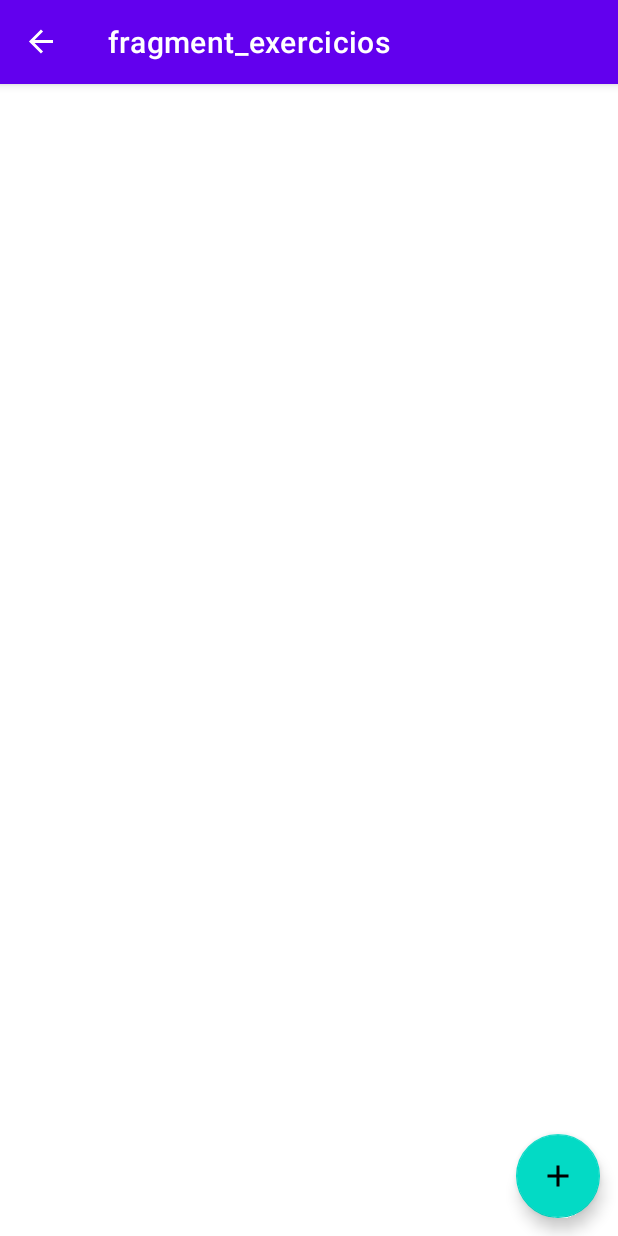
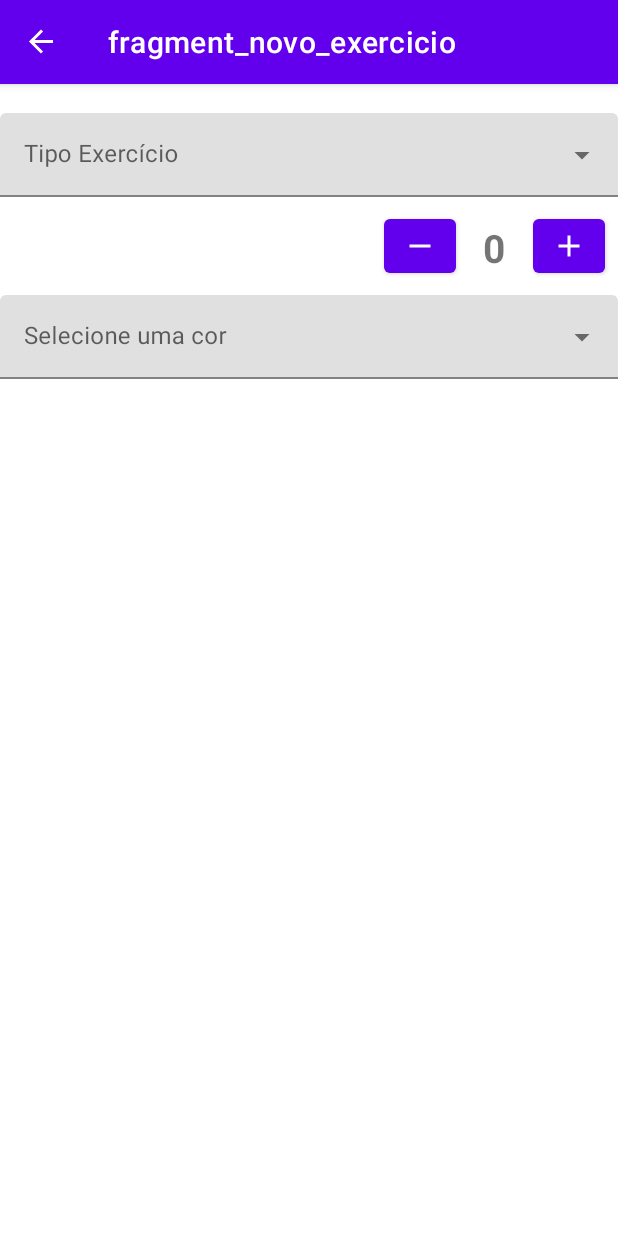
Before and after one commit to danielmfr97/HealthFit, an Android app: the ExerciciosFragment screen opened through its navigation route, after a tap on an icon or button, on a phone screen of 412 x 824 dp. Run offline under Robolectric (Android 15) with nearby library versions, the phone set to English and light mode, and no system bars; our stand-ins replace navigation-ui; libraries missing offline, so code that uses them is left out: io.realm; 2 statements that could not run were skipped.

Commit message:
Criar fragment para adicionar Exercicios
- Adicionar ao navGraph

```diff
--- /dev/null
+++ b/app/src/main/java/com/daniel/ramos/projetotcc/presenter/NovoExercicioPresenter.kt
@@ -0,0 +1,25 @@
+package com.daniel.ramos.projetotcc.presenter
+
+import android.view.ContextMenu
+import android.widget.ArrayAdapter
+import com.daniel.ramos.projetotcc.R
+import com.daniel.ramos.projetotcc.presenter.adapters.ColorArrayAdapter
+import com.daniel.ramos.projetotcc.presenter.enums.Cores
+import com.daniel.ramos.projetotcc.presenter.enums.TipoExercicio
+import com.daniel.ramos.projetotcc.view.fragment.NovoExercicioFragment
+
+class NovoExercicioPresenter(private val view: NovoExercicioFragment) {
+
+    fun getAdapterTipoExercicio(): ArrayAdapter<String> {
+        val items = listOf<String>(TipoExercicio.ALEATORIO.nome, TipoExercicio.SEQUENCIA.nome)
+        val adapter = ArrayAdapter(view.requireContext(), R.layout.support_simple_spinner_dropdown_item, items)
+        return adapter
+    }
+
+    fun getAdapterSelecionarCor(): ArrayAdapter<Cores> {
+        val items = listOf(Cores.VERMELHO, Cores.AZUL, Cores.VERDE)
+        val adapter = ColorArrayAdapter(view.requireContext(), R.layout.support_simple_spinner_dropdown_item, items)
+        return adapter
+    }
+
+}
--- a/app/src/main/java/com/daniel/ramos/projetotcc/view/fragment/ExerciciosFragment.kt
+++ b/app/src/main/java/com/daniel/ramos/projetotcc/view/fragment/ExerciciosFragment.kt
@@ -5,6 +5,7 @@ import androidx.fragment.app.Fragment
 import android.view.LayoutInflater
 import android.view.View
 import android.view.ViewGroup
+import androidx.navigation.fragment.findNavController
 import androidx.recyclerview.widget.LinearLayoutManager
 import com.daniel.ramos.projetotcc.R
 import com.daniel.ramos.projetotcc.databinding.FragmentExerciciosBinding
@@ -44,7 +45,7 @@ class ExerciciosFragment : Fragment() {
 
     private fun configurarFabAddExercicio() {
         binding.fabAddExercicio.setOnClickListener {
-            //TODO: Configurar para abrir um novo fragment para adicionar as configurações e salva-las
+            findNavController().navigate(R.id.action_exerciciosFragment_to_novoExercicioFragment)
         }
     }
 
--- /dev/null
+++ b/app/src/main/java/com/daniel/ramos/projetotcc/view/fragment/NovoExercicioFragment.kt
@@ -0,0 +1,63 @@
+package com.daniel.ramos.projetotcc.view.fragment
+
+import android.os.Bundle
+import android.util.Log
+import android.view.ContextMenu
+import androidx.fragment.app.Fragment
+import android.view.LayoutInflater
+import android.view.View
+import android.view.ViewGroup
+import android.widget.AdapterView
+import android.widget.AutoCompleteTextView
+import com.daniel.ramos.projetotcc.R
+import com.daniel.ramos.projetotcc.databinding.FragmentMeusPacientesBinding
+import com.daniel.ramos.projetotcc.databinding.FragmentNovoExercicioBinding
+import com.daniel.ramos.projetotcc.presenter.MeusPacientesPresenter
+import com.daniel.ramos.projetotcc.presenter.NovoExercicioPresenter
+import com.daniel.ramos.projetotcc.presenter.enums.Cores
+import com.daniel.ramos.projetotcc.presenter.enums.TipoExercicio
+
+class NovoExercicioFragment : Fragment() {
+    private var _binding: FragmentNovoExercicioBinding? = null
+    private val binding get() = _binding!!
+    private lateinit var presenter: NovoExercicioPresenter
+
+    override fun onCreateView(
+        inflater: LayoutInflater, container: ViewGroup?,
+        savedInstanceState: Bundle?
+    ): View? {
+        _binding = FragmentNovoExercicioBinding.inflate(layoutInflater, container, false)
+        inicializarPresenter()
+        configurarTipoExercicio()
+        configurarSelecaoCor()
+        return binding.root
+    }
+
+    private fun inicializarPresenter() {
+        presenter = NovoExercicioPresenter(this)
+    }
+
+    private fun configurarTipoExercicio() {
+        registerForContextMenu((binding.menuTipoExercicio.editText as? AutoCompleteTextView)!!)
+        (binding.menuTipoExercicio.editText as? AutoCompleteTextView)?.apply {
+            setAdapter(presenter.getAdapterTipoExercicio())
+            onItemClickListener = onExercicioSelecionado
+        }
+    }
+
+    private fun configurarSelecaoCor() {
+        registerForContextMenu((binding.menuSelecionarCor.editText as? AutoCompleteTextView)!!)
+        (binding.menuSelecionarCor.editText as? AutoCompleteTextView)?.apply {
+            setAdapter(presenter.getAdapterSelecionarCor())
+            onItemClickListener = onCorSelecionada
+        }
+    }
+
+    private val onExercicioSelecionado =
+        AdapterView.OnItemClickListener { _, _, position, _ -> binding.menuTipoExercicio.helperText = TipoExercicio.values()[position].descricao }
+
+    private val onCorSelecionada =
+        AdapterView.OnItemClickListener { _, _, position, _ ->
+            binding.menuSelecionarCor.helperText = "O dispositivo utilizará a cor ${Cores.values()[position].nome} para sinalização"
+        }
+}
--- /dev/null
+++ b/app/src/main/res/layout/fragment_novo_exercicio.xml
@@ -0,0 +1,52 @@
+<?xml version="1.0" encoding="utf-8"?>
+<FrameLayout xmlns:android="http://schemas.android.com/apk/res/android"
+    xmlns:tools="http://schemas.android.com/tools"
+    android:layout_width="match_parent"
+    android:layout_height="match_parent"
+    tools:context=".view.fragment.NovoExercicioFragment">
+
+    <LinearLayout
+        android:layout_width="match_parent"
+        android:layout_height="match_parent"
+        android:orientation="vertical">
+
+        <TextView
+            android:id="@+id/header"
+            android:layout_width="match_parent"
+            android:layout_height="wrap_content" />
+
+        <com.google.android.material.textfield.TextInputLayout
+            android:id="@+id/menuTipoExercicio"
+            style="@style/Widget.MaterialComponents.TextInputLayout.FilledBox.ExposedDropdownMenu"
+            android:layout_width="match_parent"
+            android:layout_height="wrap_content"
+            android:hint="@string/labelTipoExercicio">
+
+            <AutoCompleteTextView
+                android:layout_width="match_parent"
+                android:layout_height="wrap_content"
+                android:inputType="none" />
+        </com.google.android.material.textfield.TextInputLayout>
+
+        <include
+            android:id="@+id/numDispositivos"
+            android:layout_width="match_parent"
+            android:layout_height="wrap_content"
+            layout="@layout/view_incremental_textview"/>
+
+        <com.google.android.material.textfield.TextInputLayout
+            android:id="@+id/menuSelecionarCor"
+            style="@style/Widget.MaterialComponents.TextInputLayout.FilledBox.ExposedDropdownMenu"
+            android:layout_width="match_parent"
+            android:layout_height="wrap_content"
+            android:hint="@string/labelCor">
+
+            <AutoCompleteTextView
+                android:layout_width="match_parent"
+                android:layout_height="wrap_content"
+                android:inputType="none" />
+        </com.google.android.material.textfield.TextInputLayout>
+
+    </LinearLayout>
+
+</FrameLayout>
--- a/app/src/main/res/navigation/nav_graph_main.xml
+++ b/app/src/main/res/navigation/nav_graph_main.xml
@@ -46,6 +46,15 @@
         android:id="@+id/exerciciosFragment"
         android:name="com.daniel.ramos.projetotcc.view.fragment.ExerciciosFragment"
         android:label="fragment_exercicios"
-        tools:layout="@layout/fragment_exercicios" />
+        tools:layout="@layout/fragment_exercicios" >
+        <action
+            android:id="@+id/action_exerciciosFragment_to_novoExercicioFragment"
+            app:destination="@id/novoExercicioFragment" />
+    </fragment>
+    <fragment
+        android:id="@+id/novoExercicioFragment"
+        android:name="com.daniel.ramos.projetotcc.view.fragment.NovoExercicioFragment"
+        android:label="fragment_novo_exercicio"
+        tools:layout="@layout/fragment_novo_exercicio" />
 
 </navigation>
```
